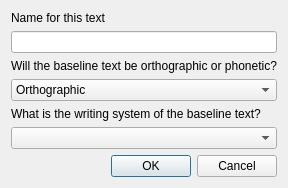
adamb924/Gloss, file newtextdialog.ui: the form before one commit.
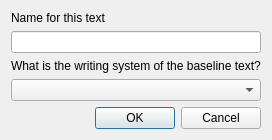
The form after the commit.

Patch:
```diff
--- a/newtextdialog.ui
+++ b/newtextdialog.ui
@@ -6,8 +6,8 @@
    <rect>
     <x>0</x>
     <y>0</y>
-    <width>261</width>
-    <height>178</height>
+    <width>249</width>
+    <height>133</height>
    </rect>
   </property>
   <property name="windowTitle">
@@ -26,27 +26,6 @@
      <item>
       <widget class="QLineEdit" name="textName"/>
      </item>
-     <item>
-      <widget class="QLabel" name="label">
-       <property name="text">
-        <string>Will the baseline text be orthographic or phonetic?</string>
-       </property>
-      </widget>
-     </item>
-     <item>
-      <widget class="QComboBox" name="baselineMode">
-       <item>
-        <property name="text">
-         <string>Orthographic</string>
-        </property>
-       </item>
-       <item>
-        <property name="text">
-         <string>Phonetic</string>
-        </property>
-       </item>
-      </widget>
-     </item>
      <item>
       <widget class="QLabel" name="label_2">
        <property name="text">
```
